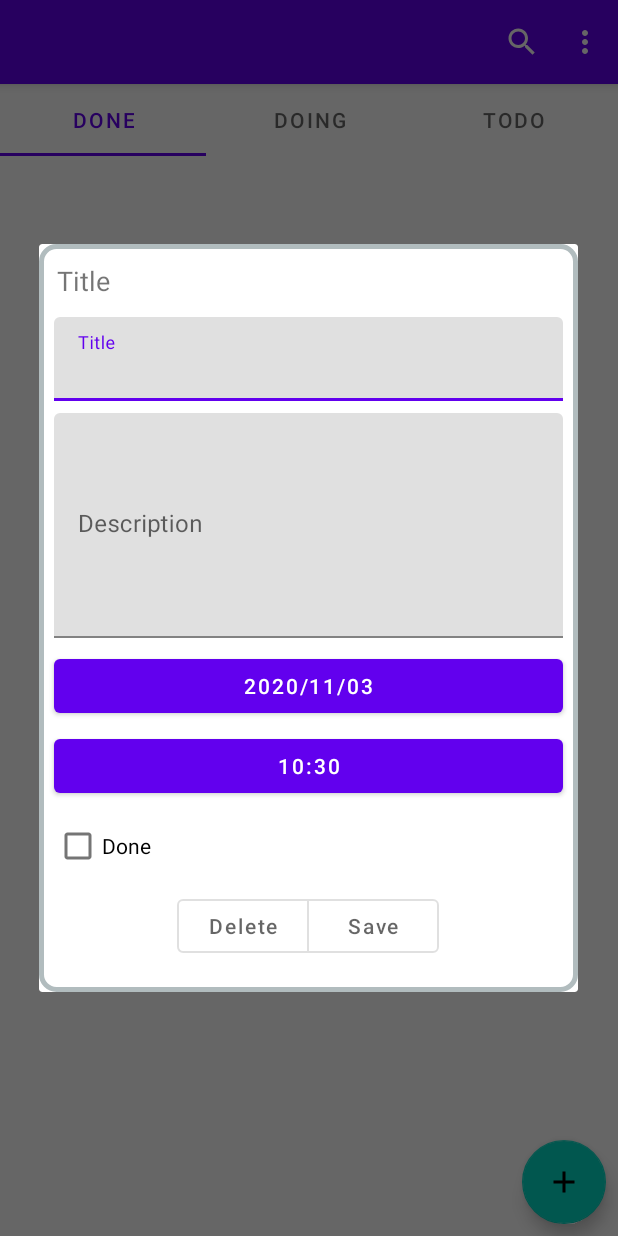
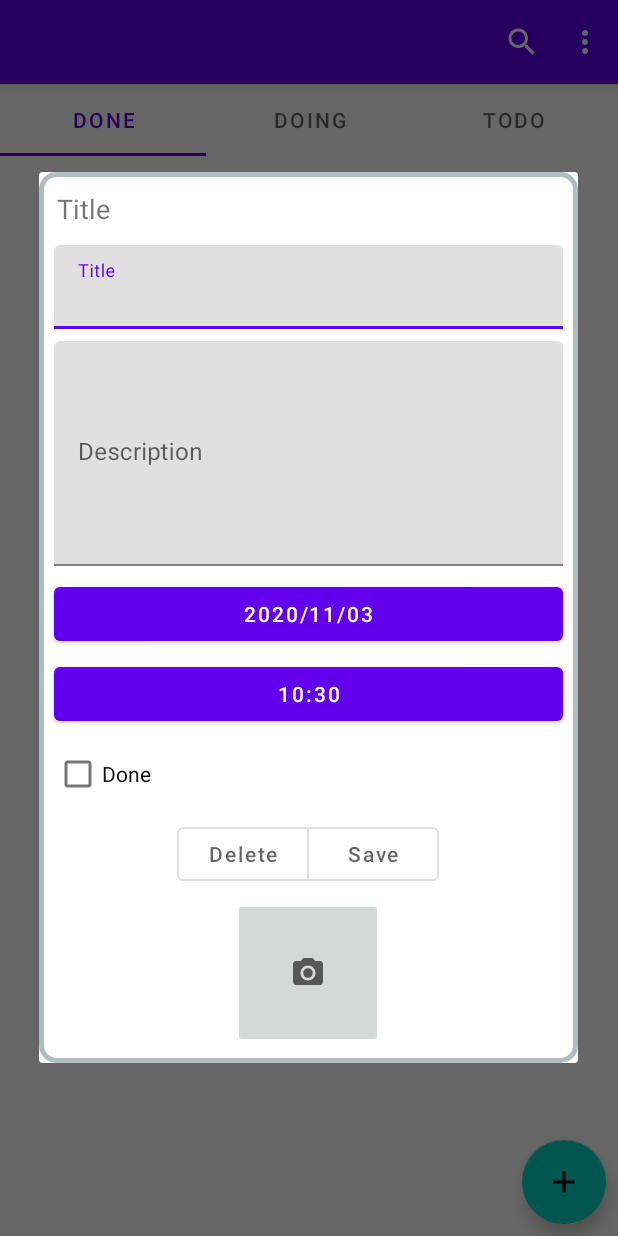
Before and after one commit to ArezooSadeghi/ManagerTask, an Android app: the DoneFragment screen opened directly, with no data from a screen before it, after a tap on an icon or button, on a phone screen of 412 x 824 dp. Run offline under Robolectric (Android 15) with nearby library versions, the phone set to English and light mode, and no system bars; our stand-ins replace Room's generated code.

Commit message:
Add Photo for every task.

```diff
--- a/app/src/main/java/com/example/managertask/database/DemoDao.java
+++ b/app/src/main/java/com/example/managertask/database/DemoDao.java
@@ -44,6 +44,9 @@ public interface DemoDao {
     @Query("SELECT * FROM task_table WHERE usertaskid=:userId")
     List<Task> getAllTasksForEveryUser(UUID userId);
 
+    @Query("SELECT * FROM task_table WHERE id=:taskId")
+    Task getTask(UUID taskId);
+
     @Query("SELECT * FROM task_table WHERE usertaskid=:taskId AND state=:taskState")
     List<Task> getAllTaksByState(State taskState, UUID taskId);
 }
--- a/app/src/main/java/com/example/managertask/database/DemoDatabase.java
+++ b/app/src/main/java/com/example/managertask/database/DemoDatabase.java
@@ -10,11 +10,14 @@ import androidx.room.TypeConverters;
 import com.example.managertask.model.Task;
 import com.example.managertask.model.User;
 
+import java.io.File;
+
 @Database(entities = {User.class, Task.class}, version = 1, exportSchema = false)
 @TypeConverters({Converter.class})
 public abstract class DemoDatabase extends RoomDatabase {
 
     private static DemoDatabase sDatabase;
+    private Context mContext;
 
     public final static String DB_NAME = "demo.db";
 
@@ -30,4 +33,10 @@ public abstract class DemoDatabase extends RoomDatabase {
     }
 
     public abstract DemoDao getDemoDao();
+
+    public File getPhotoFile(Context context) {
+        File filesDir = context.getFilesDir();
+        File photoFile = new File(filesDir, "IMG_MY Photo.jpg");
+        return photoFile;
+    }
 }
--- /dev/null
+++ b/app/src/main/res/drawable/ic_camera.xml
@@ -0,0 +1,13 @@
+<vector xmlns:android="http://schemas.android.com/apk/res/android"
+    android:width="24dp"
+    android:height="24dp"
+    android:viewportWidth="24"
+    android:viewportHeight="24"
+    android:tint="?attr/colorControlNormal">
+  <path
+      android:fillColor="@android:color/white"
+      android:pathData="M12,12m-3.2,0a3.2,3.2 0,1 1,6.4 0a3.2,3.2 0,1 1,-6.4 0"/>
+  <path
+      android:fillColor="@android:color/white"
+      android:pathData="M9,2L7.17,4L4,4c-1.1,0 -2,0.9 -2,2v12c0,1.1 0.9,2 2,2h16c1.1,0 2,-0.9 2,-2L22,6c0,-1.1 -0.9,-2 -2,-2h-3.17L15,2L9,2zM12,17c-2.76,0 -5,-2.24 -5,-5s2.24,-5 5,-5 5,2.24 5,5 -2.24,5 -5,5z"/>
+</vector>
--- a/app/src/main/res/layout/fragment_dialog_add_new_task.xml
+++ b/app/src/main/res/layout/fragment_dialog_add_new_task.xml
@@ -71,8 +71,7 @@
     <com.google.android.material.button.MaterialButtonToggleGroup
         android:layout_width="wrap_content"
         android:layout_height="wrap_content"
-        android:layout_gravity="center"
-        android:layout_marginBottom="20dp">
+        android:layout_gravity="center">
 
         <Button
             android:id="@+id/btn_delete"
@@ -92,4 +91,13 @@
 
     </com.google.android.material.button.MaterialButtonToggleGroup>
 
+    <ImageButton
+        android:id="@+id/img_take_photo"
+        android:layout_width="100dp"
+        android:layout_height="100dp"
+        android:layout_gravity="center"
+        android:layout_marginBottom="10dp"
+        android:layout_marginTop="5dp"
+        android:src="@drawable/ic_camera"/>
+
 </LinearLayout>
--- a/build.gradle
+++ b/build.gradle
@@ -8,7 +8,7 @@ buildscript {
         classpath "com.android.tools.build:gradle:4.0.1"
 
         // NOTE: Do not place your application dependencies here; they belong
-        // in the individual module build.gradle files
+        // in the individual module build.gradle files_path
     }
 }
 
```
Also changed, not shown: app/src/main/AndroidManifest.xml (+19 -0 lines), app/src/main/java/com/example/managertask/adapter/TaskAdapter.java (+15 -1 lines), app/src/main/java/com/example/managertask/controller/fragment/NewTaskDialog.java (+75 -1 lines), app/src/main/java/com/example/managertask/model/Task.java (+15 -0 lines), app/src/main/res/layout/detail_item.xml (added, +71 -0 lines), app/src/main/res/layout/fragment_detail_task.xml (+11 -9 lines), app/src/main/res/layout/task_row.xml (deleted, +0 -49 lines), app/src/main/res/drawable/notebook.png (deleted), 1 other file.
